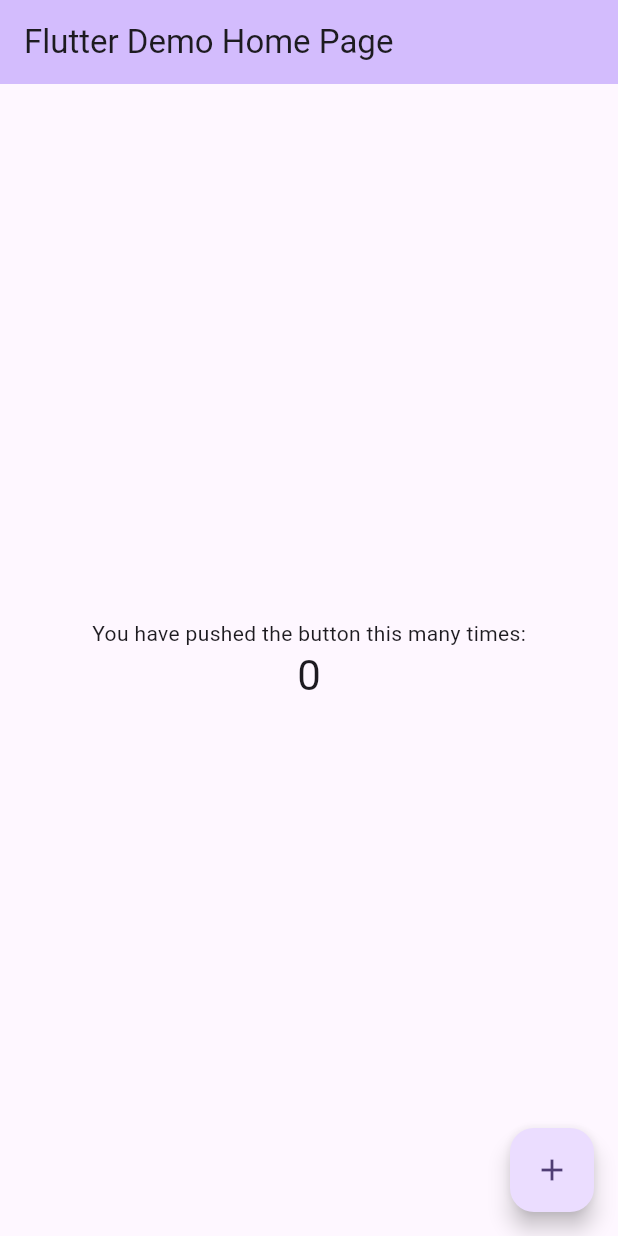
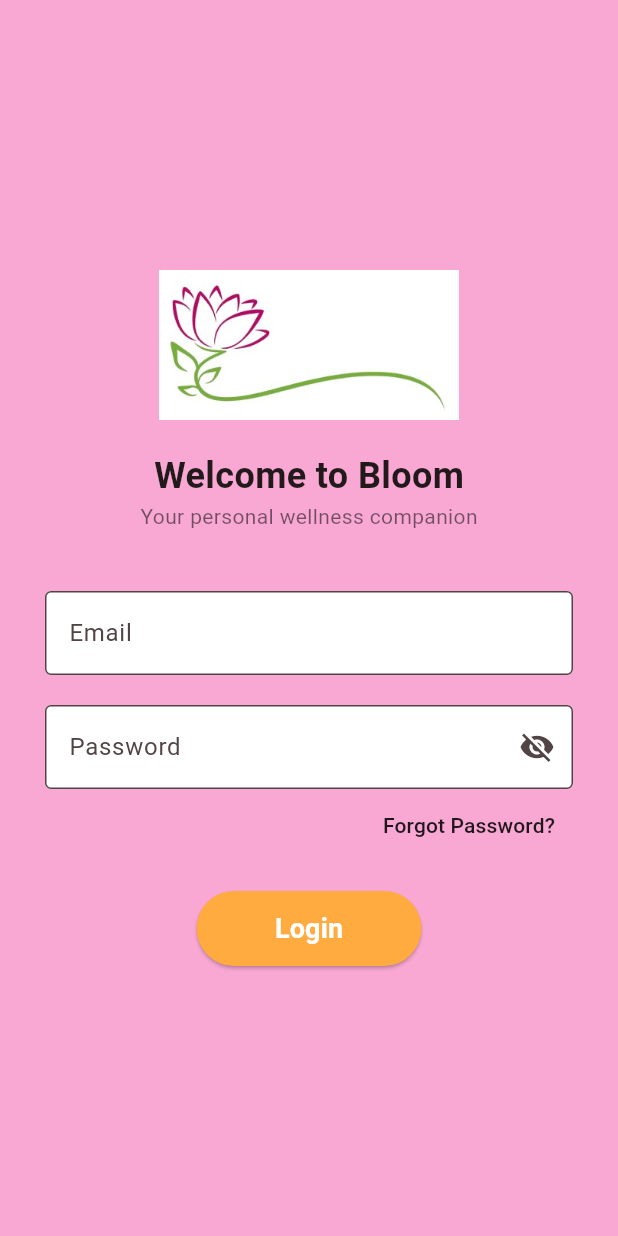
Before and after one commit to pnursyazwaniu/bloom_menstrual_health_wellness_tracker, a Flutter app: the screen it shows after launch, on a phone screen of 412 x 824 dp. Run offline on Flutter 3.47's test engine with Material 3 defaults, Android fonts, the phone set to English and light mode, and no system bars; our stand-ins replace firebase_auth, firebase_core; accounts and stored records are empty.

Commit message:
Add menstrual health wellness tracker app

```diff
--- a/lib/main.dart
+++ b/lib/main.dart
@@ -1,122 +1,42 @@
+import 'package:bloom_menstrual_health_wellness_tracker/screens/homepage.dart';
+import 'package:bloom_menstrual_health_wellness_tracker/screens/login_screen.dart';
+import 'package:bloom_menstrual_health_wellness_tracker/screens/registration_screen.dart';
+import 'package:bloom_menstrual_health_wellness_tracker/screens/welcome_screen.dart';
 import 'package:flutter/material.dart';
+import 'package:firebase_core/firebase_core.dart';
+import 'firebase_options.dart';
 
-void main() {
+void main() async {
+  // to ensure flutter engine ready before calling Firebase
+  WidgetsFlutterBinding.ensureInitialized();
+
+  //  activate firebase connection
+  await Firebase.initializeApp(
+    options: DefaultFirebaseOptions.currentPlatform,
+  );
+
   runApp(const MyApp());
 }
 
 class MyApp extends StatelessWidget {
   const MyApp({super.key});
 
-  // This widget is the root of your application.
   @override
   Widget build(BuildContext context) {
     return MaterialApp(
-      title: 'Flutter Demo',
+      title: 'Bloom Tracker',
+      debugShowCheckedModeBanner: false,
       theme: ThemeData(
-        // This is the theme of your application.
-        //
-        // TRY THIS: Try running your application with "flutter run". You'll see
-        // the application has a purple toolbar. Then, without quitting the app,
-        // try changing the seedColor in the colorScheme below to Colors.green
-        // and then invoke "hot reload" (save your changes or press the "hot
-        // reload" button in a Flutter-supported IDE, or press "r" if you used
-        // the command line to start the app).
-        //
-        // Notice that the counter didn't reset back to zero; the application
-        // state is not lost during the reload. To reset the state, use hot
-        // restart instead.
-        //
-        // This works for code too, not just values: Most code changes can be
-        // tested with just a hot reload.
-        colorScheme: .fromSeed(seedColor: Colors.deepPurple),
+        colorScheme: ColorScheme.fromSeed(seedColor: Colors.pinkAccent),
+        useMaterial3: true,
       ),
-      home: const MyHomePage(title: 'Flutter Demo Home Page'),
+      home: const LoginScreen(),
+      routes: {
+        '/welcome': (context) => const WelcomeScreen(),
+        '/login': (context) => const LoginScreen(),
+        '/register': (context) => const RegistrationScreen(),
+        '/home': (context) => const HomePage(),
+      },
     );
   }
 }
-
-class MyHomePage extends StatefulWidget {
-  const MyHomePage({super.key, required this.title});
-
-  // This widget is the home page of your application. It is stateful, meaning
-  // that it has a State object (defined below) that contains fields that affect
-  // how it looks.
-
-  // This class is the configuration for the state. It holds the values (in this
-  // case the title) provided by the parent (in this case the App widget) and
-  // used by the build method of the State. Fields in a Widget subclass are
-  // always marked "final".
-
-  final String title;
-
-  @override
-  State<MyHomePage> createState() => _MyHomePageState();
-}
-
-class _MyHomePageState extends State<MyHomePage> {
-  int _counter = 0;
-
-  void _incrementCounter() {
-    setState(() {
-      // This call to setState tells the Flutter framework that something has
-      // changed in this State, which causes it to rerun the build method below
-      // so that the display can reflect the updated values. If we changed
-      // _counter without calling setState(), then the build method would not be
-      // called again, and so nothing would appear to happen.
-      _counter++;
-    });
-  }
-
-  @override
-  Widget build(BuildContext context) {
-    // This method is rerun every time setState is called, for instance as done
-    // by the _incrementCounter method above.
-    //
-    // The Flutter framework has been optimized to make rerunning build methods
-    // fast, so that you can just rebuild anything that needs updating rather
-    // than having to individually change instances of widgets.
-    return Scaffold(
-      appBar: AppBar(
-        // TRY THIS: Try changing the color here to a specific color (to
-        // Colors.amber, perhaps?) and trigger a hot reload to see the AppBar
-        // change color while the other colors stay the same.
-        backgroundColor: Theme.of(context).colorScheme.inversePrimary,
-        // Here we take the value from the MyHomePage object that was created by
-        // the App.build method, and use it to set our appbar title.
-        title: Text(widget.title),
-      ),
-      body: Center(
-        // Center is a layout widget. It takes a single child and positions it
-        // in the middle of the parent.
-        child: Column(
-          // Column is also a layout widget. It takes a list of children and
-          // arranges them vertically. By default, it sizes itself to fit its
-          // children horizontally, and tries to be as tall as its parent.
-          //
-          // Column has various properties to control how it sizes itself and
-          // how it positions its children. Here we use mainAxisAlignment to
-          // center the children vertically; the main axis here is the vertical
-          // axis because Columns are vertical (the cross axis would be
-          // horizontal).
-          //
-          // TRY THIS: Invoke "debug painting" (choose the "Toggle Debug Paint"
-          // action in the IDE, or press "p" in the console), to see the
-          // wireframe for each widget.
-          mainAxisAlignment: .center,
-          children: [
-            const Text('You have pushed the button this many times:'),
-            Text(
-              '$_counter',
-              style: Theme.of(context).textTheme.headlineMedium,
-            ),
-          ],
-        ),
-      ),
-      floatingActionButton: FloatingActionButton(
-        onPressed: _incrementCounter,
-        tooltip: 'Increment',
-        child: const Icon(Icons.add),
-      ),
-    );
-  }
-}
--- /dev/null
+++ b/lib/screens/login_screen.dart
@@ -0,0 +1,141 @@
+import 'package:flutter/material.dart';
+import 'package:firebase_auth/firebase_auth.dart';
+import 'package:firebase_core/firebase_core.dart';
+
+import '../firebase_options.dart';
+
+class LoginScreen extends StatefulWidget {
+  const LoginScreen({super.key});
+
+  @override
+  State<LoginScreen> createState() => _LoginScreenState();
+}
+
+class _LoginScreenState extends State<LoginScreen> {
+  final TextEditingController _emailController = TextEditingController();
+  final TextEditingController _passwordController = TextEditingController();
+
+  bool _isPasswordVisible = false;
+
+  Future<void> _ensureFirebaseInitialized() async {
+    if (Firebase.apps.isEmpty) {
+      await Firebase.initializeApp(
+        options: DefaultFirebaseOptions.currentPlatform,
+      );
+    }
+  }
+
+  @override
+  Widget build(BuildContext context) {
+    return Scaffold(
+      backgroundColor: const Color(0xFFF9A8D4),
+      body: SafeArea(
+        child: Padding(
+          padding: const EdgeInsets.symmetric(horizontal: 30.0),
+          child: Column(
+            mainAxisAlignment: MainAxisAlignment.center,
+            children: [
+              Image.asset('assets/images/bunga.png', height: 100),
+              const SizedBox(height: 20),
+              const Text("Welcome to Bloom", style: TextStyle(fontSize: 24, fontWeight: FontWeight.bold)),
+              const Text("Your personal wellness companion", style: TextStyle(fontSize: 14, color: Colors.black54)),
+              const SizedBox(height: 40),
+
+              TextField(
+                controller: _emailController,
+                decoration: const InputDecoration(
+                  labelText: "Email",
+                  filled: true,
+                  fillColor: Colors.white,
+                  border: OutlineInputBorder(),
+                ),
+              ),
+              const SizedBox(height: 20),
+
+              TextField(
+                controller: _passwordController,
+                obscureText: !_isPasswordVisible,
+                decoration: InputDecoration(
+                  labelText: "Password",
+                  filled: true,
+                  fillColor: Colors.white,
+                  border: const OutlineInputBorder(),
+                  suffixIcon: IconButton(
+                    icon: Icon(_isPasswordVisible ? Icons.visibility : Icons.visibility_off),
+                    onPressed: () {
+                      setState(() {
+                        _isPasswordVisible = !_isPasswordVisible;
+                      });
+                    },
+                  ),
+                ),
+              ),
+
+              Align(
+                alignment: Alignment.centerRight,
+                child: TextButton(
+                  onPressed: () async {
+                    final messenger = ScaffoldMessenger.of(context);
+                    try {
+                      await _ensureFirebaseInitialized();
+
+                      if (_emailController.text.isNotEmpty) {
+                        await FirebaseAuth.instance.sendPasswordResetEmail(email: _emailController.text.trim());
+                        if (!mounted) return;
+                        messenger.showSnackBar(const SnackBar(content: Text("Link reset telah dihantar ke email anda!")));
+                      } else {
+                        if (!mounted) return;
+                        messenger.showSnackBar(const SnackBar(content: Text("Sila masukkan email terlebih dahulu")));
+                      }
+                    } on FirebaseAuthException catch (e) {
+                      if (!mounted) return;
+                      messenger.showSnackBar(SnackBar(content: Text("Error: ${e.code} - ${e.message ?? 'Unknown error'}")));
+                    } catch (e) {
+                      if (!mounted) return;
+                      messenger.showSnackBar(SnackBar(content: Text("Error: ${e.toString()}")));
+                    }
+                  },
+                  child: const Text("Forgot Password?", style: TextStyle(color: Colors.black87)),
+                ),
+              ),
+              const SizedBox(height: 20),
+
+              SizedBox(
+                width: 150,
+                height: 50,
+                child: ElevatedButton(
+                  onPressed: () async {
+                    final messenger = ScaffoldMessenger.of(context);
+                    try {
+                      await _ensureFirebaseInitialized();
+
+                      await FirebaseAuth.instance.signInWithEmailAndPassword(
+                        email: _emailController.text.trim(),
+                        password: _passwordController.text.trim(),
+                      );
+
+                      if (!mounted) return;
+                      messenger.showSnackBar(const SnackBar(content: Text("Login berjaya!")));
+                      // Navigasi ke Home jika perlu
+                    } on FirebaseAuthException catch (e) {
+                      if (!mounted) return;
+                      messenger.showSnackBar(SnackBar(content: Text("Error: ${e.code} - ${e.message ?? 'Unknown error'}")));
+                    } catch (e) {
+                      if (!mounted) return;
+                      messenger.showSnackBar(SnackBar(content: Text("Error: ${e.toString()}")));
+                    }
+                  },
+                  style: ElevatedButton.styleFrom(
+                    backgroundColor: Colors.orangeAccent,
+                    foregroundColor: Colors.white,
+                  ),
+                  child: const Text("Login", style: TextStyle(fontSize: 18, fontWeight: FontWeight.bold)),
+                ),
+              ),
+            ],
+          ),
+        ),
+      ),
+    );
+  }
+}
```
Also changed, not shown: lib/screens/homepage.dart (added, +121 -0 lines), lib/screens/registration_screen.dart (added, +177 -0 lines), lib/screens/welcome_screen.dart (added, +134 -0 lines), pubspec.yaml (+8 -8 lines), assets/images/bunga.png (added), assets/images/illustration.png (added), assets/images/logo.png (added), firebase.json (added), lib/firebase_options.dart (added), lib/models/log_model.dart (added), lib/models/user_model.dart (added), lib/screens/calendar_screen.dart (added), lib/screens/dashboard_screen.dart (added), lib/screens/profile_screen.dart (added), 3 more files, 6 other files.
